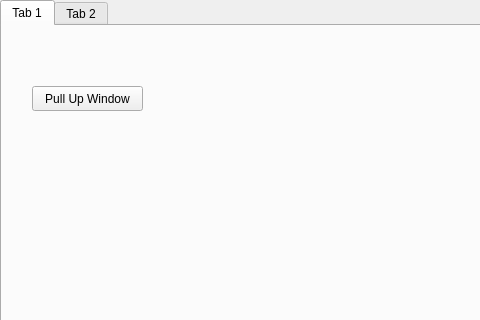
NathanLangley/fuzzy_waddle_POE, file POE/POEGUI/form.ui: the form before one commit; both pictures show x 0 to 480 and y 0 to 320 of the 800 by 600 pixel window.
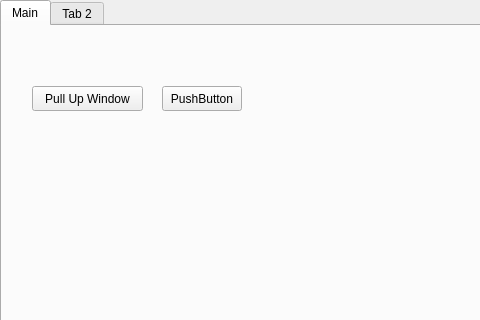
The form after the commit.

Commit message: Added grabbing frame initially to the main.py however shifted it as a general purpose function of Window.py

Patch:
```diff
--- a/POE/POEGUI/form.ui
+++ b/POE/POEGUI/form.ui
@@ -27,7 +27,7 @@
    </property>
    <widget class="QWidget" name="tab">
     <attribute name="title">
-     <string>Tab 1</string>
+     <string>Main</string>
     </attribute>
     <widget class="QPushButton" name="pushButton">
      <property name="geometry">
@@ -42,6 +42,19 @@
       <string>Pull Up Window</string>
      </property>
     </widget>
+    <widget class="QPushButton" name="grabImg">
+     <property name="geometry">
+      <rect>
+       <x>160</x>
+       <y>60</y>
+       <width>80</width>
+       <height>25</height>
+      </rect>
+     </property>
+     <property name="text">
+      <string>PushButton</string>
+     </property>
+    </widget>
    </widget>
    <widget class="QWidget" name="tab_2">
     <attribute name="title">
```
Left out of the diff: 2 changed lines with no effect on the pictures. The commit also changes 7 other files.
